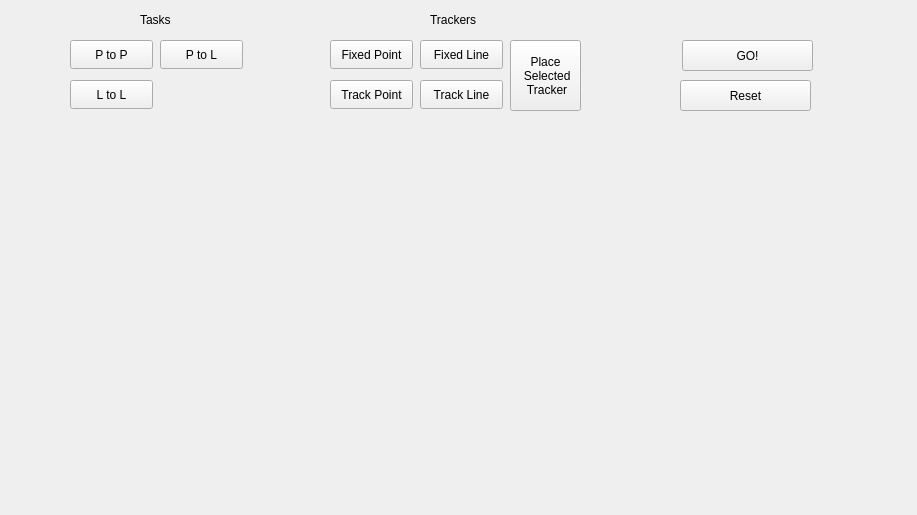
Qt form catkin_ws/src/rqt_custom_gui/resource/form.ui (ColeDewis/CMPUT428-Project) before a commit.
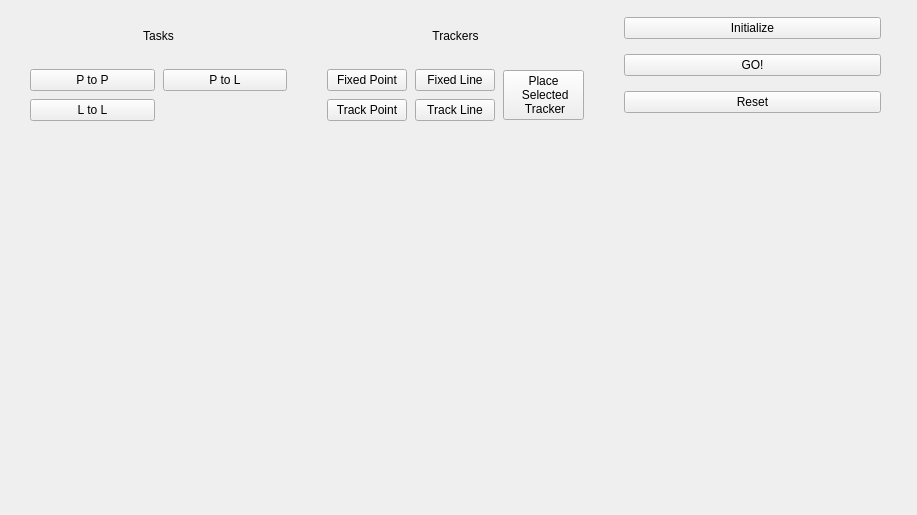
The same form after that commit.

What changed in the file:
```diff
--- a/catkin_ws/src/rqt_custom_gui/resource/form.ui
+++ b/catkin_ws/src/rqt_custom_gui/resource/form.ui
@@ -13,163 +13,168 @@
   <property name="windowTitle">
    <string>Widget</string>
   </property>
-  <widget class="QLabel" name="TrackerLabel">
+  <widget class="QWidget" name="">
    <property name="geometry">
     <rect>
-     <x>430</x>
+     <x>30</x>
      <y>10</y>
-     <width>63</width>
-     <height>20</height>
+     <width>851</width>
+     <height>111</height>
     </rect>
    </property>
-   <property name="text">
-    <string>Trackers</string>
-   </property>
-  </widget>
-  <widget class="QPushButton" name="FPButton">
-   <property name="geometry">
-    <rect>
-     <x>330</x>
-     <y>40</y>
-     <width>83</width>
-     <height>29</height>
-    </rect>
-   </property>
-   <property name="text">
-    <string>Fixed Point</string>
-   </property>
-  </widget>
-  <widget class="QPushButton" name="FLButton">
-   <property name="geometry">
-    <rect>
-     <x>420</x>
-     <y>40</y>
-     <width>83</width>
-     <height>29</height>
-    </rect>
-   </property>
-   <property name="text">
-    <string>Fixed Line</string>
-   </property>
-  </widget>
-  <widget class="QPushButton" name="TPButton">
-   <property name="geometry">
-    <rect>
-     <x>330</x>
-     <y>80</y>
-     <width>83</width>
-     <height>29</height>
-    </rect>
-   </property>
-   <property name="text">
-    <string>Track Point</string>
-   </property>
-  </widget>
-  <widget class="QPushButton" name="TLButton">
-   <property name="geometry">
-    <rect>
-     <x>420</x>
-     <y>80</y>
-     <width>83</width>
-     <height>29</height>
-    </rect>
-   </property>
-   <property name="text">
-    <string>Track Line</string>
-   </property>
-  </widget>
+   <layout class="QHBoxLayout" name="horizontalLayout_2">
+    <property name="spacing">
+     <number>40</number>
+    </property>
+    <item>
+     <layout class="QVBoxLayout" name="verticalLayout">
+     <property name="spacing">
+         <number>8</number>
+        </property>
+      <item>
   <widget class="QLabel" name="TaskLabel">
-   <property name="geometry">
-    <rect>
-     <x>140</x>
-     <y>10</y>
-     <width>63</width>
-     <height>20</height>
-    </rect>
-   </property>
    <property name="text">
     <string>Tasks</string>
    </property>
-  </widget>
+        <property name="alignment">
+         <set>Qt::AlignCenter</set>
+        </property>
+       </widget>
+      </item>
+      <item>
+       <layout class="QGridLayout" name="gridLayout">
+       <property name="spacing">
+         <number>8</number>
+        </property>
+        <item row="0" column="0">
   <widget class="QPushButton" name="PtoPButton">
-   <property name="geometry">
-    <rect>
-     <x>70</x>
-     <y>40</y>
-     <width>83</width>
-     <height>29</height>
-    </rect>
-   </property>
    <property name="text">
     <string>P to P</string>
    </property>
   </widget>
+        </item>
+        <item row="0" column="1">
   <widget class="QPushButton" name="PtoLButton">
-   <property name="geometry">
-    <rect>
-     <x>160</x>
-     <y>40</y>
-     <width>83</width>
-     <height>29</height>
-    </rect>
-   </property>
    <property name="text">
     <string>P to L</string>
    </property>
   </widget>
+        </item>
+        <item row="1" column="0">
   <widget class="QPushButton" name="LtoLButton">
-   <property name="geometry">
-    <rect>
-     <x>70</x>
-     <y>80</y>
-     <width>83</width>
-     <height>29</height>
-    </rect>
-   </property>
    <property name="text">
     <string>L to L</string>
    </property>
   </widget>
-  <widget class="QPushButton" name="GoButton">
-   <property name="geometry">
-    <rect>
-     <x>682</x>
-     <y>40</y>
-     <width>131</width>
-     <height>31</height>
-    </rect>
-   </property>
+        </item>
+       </layout>
+      </item>
+     </layout>
+    </item>
+    <item>
+     <layout class="QVBoxLayout" name="verticalLayout_4">
+     <property name="spacing">
+         <number>8</number>
+        </property>
+      <item>
+       <widget class="QLabel" name="TrackerLabel">
    <property name="text">
-    <string>GO!</string>
-   </property>
-  </widget>
-  <widget class="QPushButton" name="ResetButton">
-   <property name="geometry">
-    <rect>
-     <x>680</x>
-     <y>80</y>
-     <width>131</width>
-     <height>31</height>
-    </rect>
-   </property>
+         <string>Trackers</string>
+        </property>
+        <property name="alignment">
+         <set>Qt::AlignCenter</set>
+        </property>
+       </widget>
+      </item>
+      <item>
+       <layout class="QVBoxLayout" name="verticalLayout_2">
+       <property name="spacing">
+         <number>8</number>
+        </property>
+        <item>
+         <layout class="QHBoxLayout" name="horizontalLayout">
+         <property name="spacing">
+         <number>8</number>
+        </property>
+          <item>
+           <layout class="QGridLayout" name="gridLayout_2">
+           <property name="spacing">
+         <number>8</number>
+        </property>
+            <item row="0" column="0">
+             <widget class="QPushButton" name="FPButton">
    <property name="text">
-    <string>Reset</string>
-   </property>
-  </widget>
+               <string>Fixed Point</string>
+              </property>
+             </widget>
+            </item>
+            <item row="1" column="0">
+             <widget class="QPushButton" name="TPButton">
+              <property name="text">
+               <string>Track Point</string>
+              </property>
+             </widget>
+            </item>
+            <item row="0" column="1">
+             <widget class="QPushButton" name="FLButton">
+              <property name="text">
+               <string>Fixed Line</string>
+              </property>
+             </widget>
+            </item>
+            <item row="1" column="1">
+             <widget class="QPushButton" name="TLButton">
+              <property name="text">
+               <string>Track Line</string>
+              </property>
+             </widget>
+            </item>
+           </layout>
+          </item>
+          <item>
   <widget class="QPushButton" name="TrackerGoButton">
-   <property name="geometry">
-    <rect>
-     <x>510</x>
-     <y>40</y>
-     <width>71</width>
-     <height>71</height>
-    </rect>
-   </property>
    <property name="text">
     <string>Place 
  Selected 
  Tracker</string>
    </property>
+           </widget>
+          </item>
+         </layout>
+        </item>
+       </layout>
+      </item>
+     </layout>
+    </item>
+    <item>
+     <layout class="QVBoxLayout" name="verticalLayout_3">
+     <property name="spacing">
+         <number>8</number>
+        </property>
+      <item>
+       <widget class="QPushButton" name="InitButton">
+        <property name="text">
+         <string>Initialize</string>
+        </property>
+       </widget>
+      </item>
+      <item>
+       <widget class="QPushButton" name="GoButton">
+        <property name="text">
+         <string>GO!</string>
+        </property>
+       </widget>
+      </item>
+      <item>
+       <widget class="QPushButton" name="ResetButton">
+        <property name="text">
+         <string>Reset</string>
+        </property>
+       </widget>
+      </item>
+     </layout>
+    </item>
+   </layout>
   </widget>
  </widget>
  <resources/>
```
Lines whose indentation alone changed are shown as unchanged.
